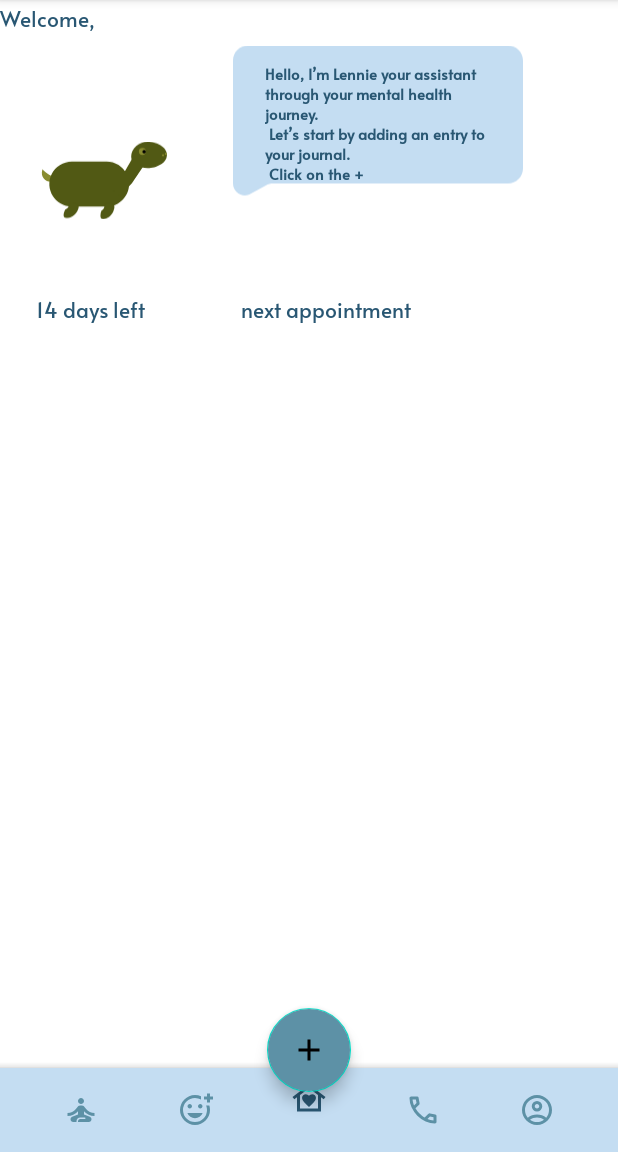
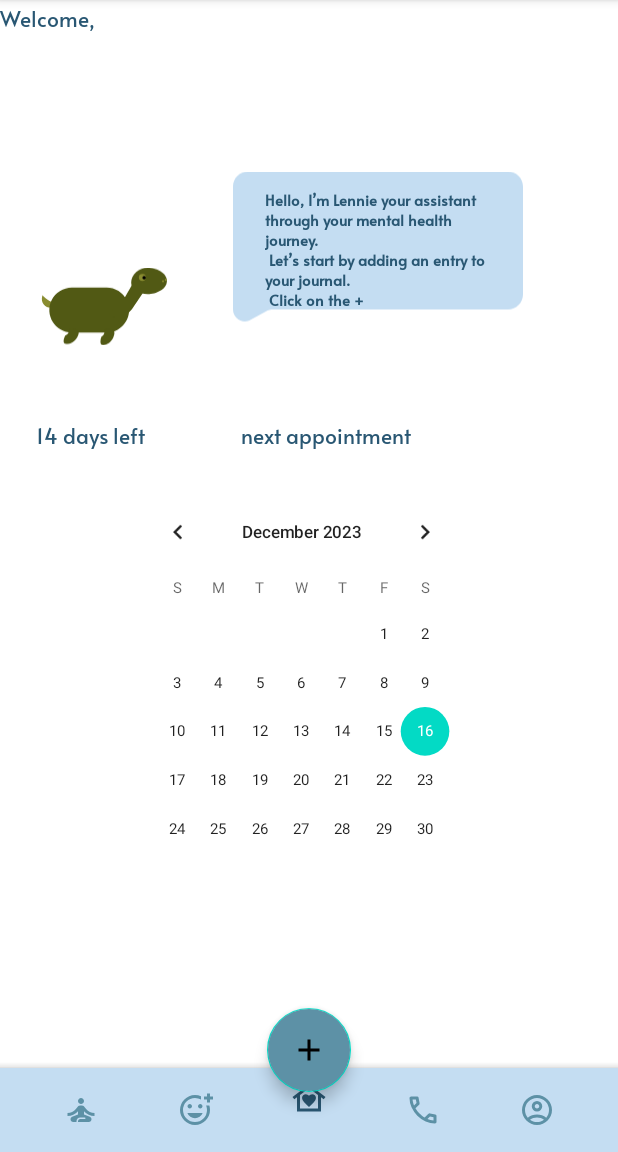
Before and after one commit to Ulpeo/Moodify, an Android app: the fragment NewEntryFragment placed in its activity, item 3 of the bottom bar chosen, on a phone screen of 412 x 824 dp, the part 84-1236 px from its top. Run offline under Robolectric (Android 15) with nearby library versions, the phone set to English and light mode, and no system bars; our stand-ins replace Firebase (no records; nobody signed in at launch, a user with empty details on screens opened directly), Room's generated code; libraries missing offline, so code that uses them is left out: com.google.api.client, com.google.api.services, pub.devrel.easypermissions; 6 statements that could not run were skipped.

Commit message:
Open newEntryFragment for specific date by clicking on calendar
CalendarView widget in Home Fragment. On click of a date, the NewEntry Fragment appears with the selected date preselected in the Date Picker. Working on retrieving a possibly already existing entry on that day.

```diff
--- a/app/src/main/java/com/example/moodify/Home.kt
+++ b/app/src/main/java/com/example/moodify/Home.kt
@@ -25,6 +25,7 @@ import com.example.moodify.util.Constants.REQUEST_PERMISSION_GET_ACCOUNTS
 import com.example.moodify.util.executeAsyncTask
 import com.google.android.gms.common.ConnectionResult
 import com.google.android.gms.common.GoogleApiAvailability
+import com.google.android.material.snackbar.Snackbar
 import com.google.api.client.extensions.android.http.AndroidHttp
 import com.google.api.client.googleapis.extensions.android.gms.auth.GoogleAccountCredential
 import com.google.api.client.googleapis.extensions.android.gms.auth.GooglePlayServicesAvailabilityIOException
@@ -38,6 +39,9 @@ import com.google.api.services.calendar.model.Event
 import com.google.api.services.calendar.model.EventDateTime
 import kotlinx.coroutines.cancel
 import pub.devrel.easypermissions.EasyPermissions
+import java.text.SimpleDateFormat
+import java.time.LocalDateTime
+import java.time.temporal.ChronoField
 import java.util.Date
 
 
@@ -51,6 +55,12 @@ class Home : Fragment() {
     private var mService: Calendar? = null
 
     var mProgress: ProgressDialog? = null
+
+    lateinit var callback: Callbacks
+
+    interface Callbacks{
+        fun todaysEntry(date: String)
+    }
 
     override fun onCreate(savedInstanceState: Bundle?) {
         super.onCreate(savedInstanceState)
@@ -67,7 +77,18 @@ class Home : Fragment() {
 
         initView()
 
+        binding.calendarHome.date = System.currentTimeMillis()
+
+        binding.calendarHome.setOnDateChangeListener { view, year, month, dayOfMonth ->
+            callback.todaysEntry(year.toString() + "/" + month.toString() + "/" + dayOfMonth.toString())
+        }
+
         return binding.root
+    }
+
+    override fun onAttach(context: Context) {
+        super.onAttach(context)
+        callback = context as Callbacks
     }
 
     override fun onActivityResult(requestCode: Int, resultCode: Int, data: Intent?) {
--- a/app/src/main/java/com/example/moodify/NewEntryFragment.kt
+++ b/app/src/main/java/com/example/moodify/NewEntryFragment.kt
@@ -15,12 +15,18 @@ import kotlinx.coroutines.Dispatchers
 import kotlinx.coroutines.GlobalScope
 import kotlinx.coroutines.launch
 import java.util.Date
+import android.util.Log
+import android.widget.TextView
 
 // TODO: Rename parameter arguments, choose names that match
 // the fragment initialization parameters, e.g. ARG_ITEM_NUMBER
 private const val ARG_PARAM1 = "param1"
 private const val ARG_PARAM2 = "param2"
 lateinit var binding: FragmentNewEntryBinding
+lateinit var diaryDB: DiaryDB
+lateinit var moodsDB: MoodsDB
+lateinit var mAuth: FirebaseAuth
+lateinit var auth: FirebaseAuth
 
 /**
  * A simple [Fragment] subclass.
@@ -31,6 +37,9 @@ class NewEntryFragment : Fragment() {
     // TODO: Rename and change types of parameters
     private var param1: String? = null
     private var param2: String? = null
+    private val date: String
+        get() = requireArguments().getString("DATE")
+            ?: throw IllegalArgumentException("Argument date required")
 
     override fun onCreate(savedInstanceState: Bundle?) {
         super.onCreate(savedInstanceState)
@@ -44,16 +53,34 @@ class NewEntryFragment : Fragment() {
         inflater: LayoutInflater, container: ViewGroup?,
         savedInstanceState: Bundle?
     ): View? {
+
         // Inflate the layout for this fragment
         binding = FragmentNewEntryBinding.inflate(inflater, container, false)
 
-        // get or instantiate DiaryDB
-        val diaryDB = DiaryDB.getInstance(this.requireActivity())
-        val moodsDB = MoodsDB.getInstance(this.requireActivity())
+        diaryDB = DiaryDB.getInstance(this.requireActivity())
+        moodsDB = MoodsDB.getInstance(this.requireActivity())
 
         // firebase
-        var mAuth = FirebaseAuth.getInstance()
-        var auth = Firebase.auth
+        mAuth = FirebaseAuth.getInstance()
+        auth = Firebase.auth
+
+        // Initialize datePicker
+        if(date != null) {
+            var dateSplit = date.split("/")
+            binding.entryDate.updateDate(dateSplit[0].toInt(), dateSplit[1].toInt(), dateSplit[2].toInt())
+        }
+
+        // Display existing entry if applicable
+        GlobalScope.launch(Dispatchers.IO) {
+            var dateSplit = date.split("/")
+            var dateConverted = dateSplit[0] + "/" + (dateSplit[1].toInt() + 1).toString() + "/" + dateSplit[2]
+            if(diaryDB.diaryEntryDAO().getEntry(auth.currentUser!!.email!!, date) != null) {
+                Log.d("Test", diaryDB.diaryEntryDAO().getEntry(auth.currentUser!!.email!!, date).dailyGratitude)
+                binding.dailyGratitude.setText("hiiii", TextView.BufferType.EDITABLE)
+                binding.freeExpression.setText("xxx", TextView.BufferType.EDITABLE)
+            }
+        }
+
 
         with(binding) {
             btnSaveEntry.setOnClickListener {
--- a/app/src/main/res/layout/fragment_home.xml
+++ b/app/src/main/res/layout/fragment_home.xml
@@ -31,7 +31,7 @@
     <LinearLayout
         android:id="@+id/linearLayout"
         android:layout_width="314dp"
-        android:layout_height="106dp"
+        android:layout_height="wrap_content"
         android:layout_marginBottom="372dp"
         android:orientation="horizontal"
         android:outlineAmbientShadowColor="#000000"
@@ -71,4 +71,14 @@ Click on the +"
         app:layout_constraintEnd_toEndOf="@+id/imageView3"
         app:layout_constraintStart_toStartOf="@+id/imageView3"
         app:layout_constraintTop_toTopOf="@+id/imageView3" />
+
+    <CalendarView
+        android:id="@+id/calendarHome"
+        android:layout_width="278dp"
+        android:layout_height="286dp"
+        android:scaleX="0.9"
+        android:scaleY="0.9"
+        app:layout_constraintEnd_toEndOf="parent"
+        app:layout_constraintStart_toStartOf="parent"
+        app:layout_constraintTop_toBottomOf="@+id/linearLayout" />
 </androidx.constraintlayout.widget.ConstraintLayout>
```
Also changed, not shown: app/src/main/java/com/example/moodify/MainActivity.kt (+14 -14 lines).
